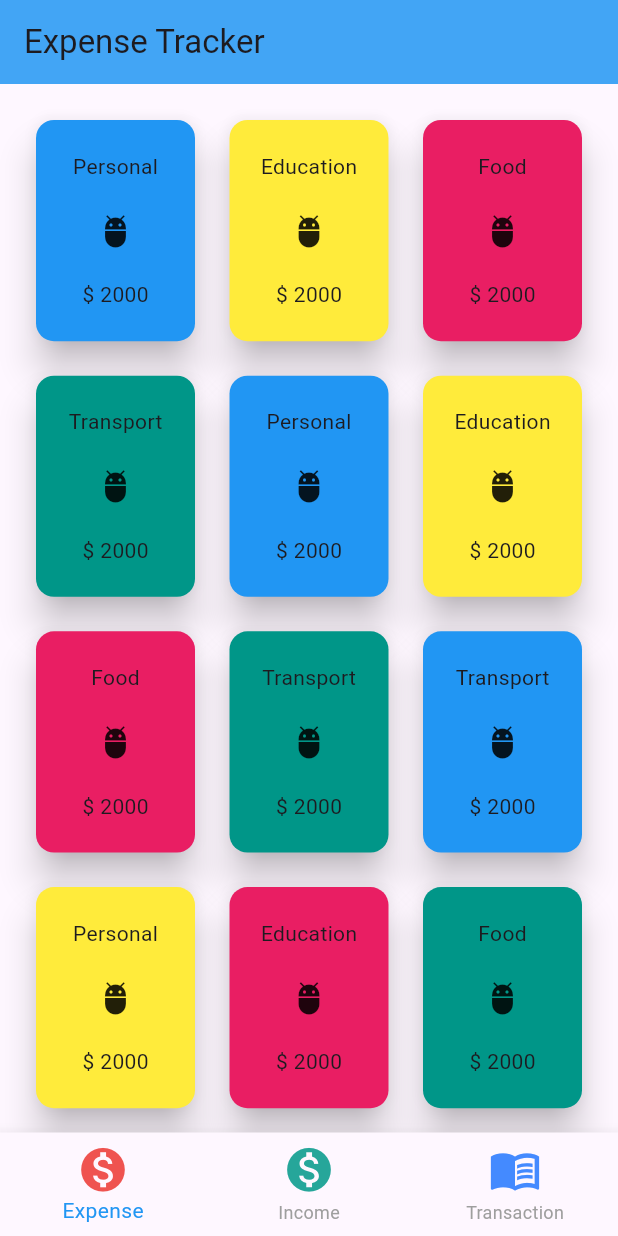
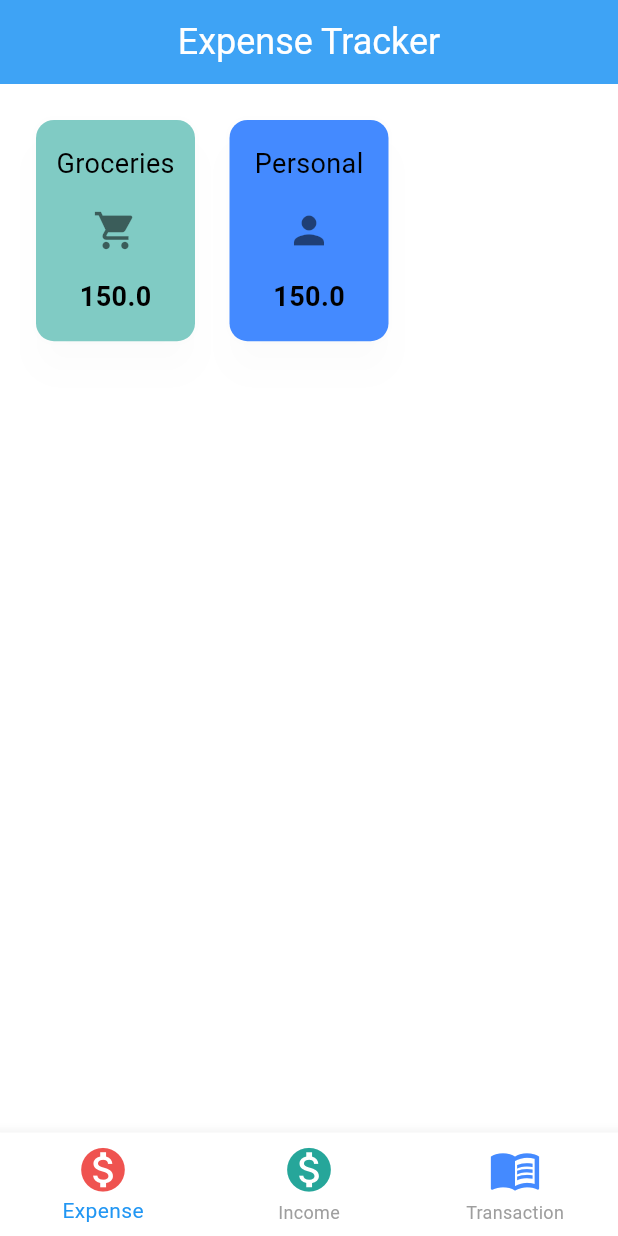
Before and after one commit to Akash006/expenseTracker, a Flutter app: the screen it shows after launch, on a phone screen of 412 x 824 dp. Run offline on Flutter 3.47's test engine with Material 3 defaults, Android fonts, the phone set to English and light mode, and no system bars; our stand-ins replace flutter_svg, go_router; Roboto replaces fonts that are missing (Raleway).

```diff
--- a/lib/main.dart
+++ b/lib/main.dart
@@ -2,6 +2,7 @@ import 'package:flutter/material.dart';
 import 'routes/appRouteConfig.dart';
 import 'package:provider/provider.dart';
 import 'package:expense_tracker/modals/themeProvider.dart';
+import 'package:expense_tracker/modals/mythemeData.dart';
 
 void main() {
   WidgetsFlutterBinding.ensureInitialized();
@@ -33,9 +34,9 @@ class _MyAppState extends State<MyApp> {
       child: Consumer<ThemeProvider>(
         builder: (context, themeProvider, child) {
           return MaterialApp.router(
-            // theme: MyThemeData().lightMode,
-            // darkTheme: MyThemeData().darkMode,
-            // themeMode: themeProvider.themeMode,
+            theme: MyThemeData().lightMode,
+            darkTheme: MyThemeData().darkMode,
+            themeMode: themeProvider.themeMode,
             debugShowCheckedModeBanner: false,
             routerConfig: _routerConfig,
           );
--- a/lib/modals/expenseModal.dart
+++ b/lib/modals/expenseModal.dart
@@ -4,11 +4,13 @@ class ExpenseModal {
   final String name;
   final Icon iconName;
   final double amount;
+  final Color colorName;
 
   ExpenseModal({
     required this.name,
     required this.iconName,
     required this.amount,
+    required this.colorName,
   });
 }
 
@@ -18,10 +20,30 @@ final List<ExpenseModal> expenseList = [
     name: "Groceries",
     iconName: Icon(Icons.shopping_cart),
     amount: 150.0,
+    colorName: Colors.teal.shade200,
+
   ),
   ExpenseModal(
     name: "Personal",
     iconName: Icon(Icons.person),
     amount: 150.0,
+    colorName: Colors.blueAccent.shade200,
   ),
 ];
+
+// Define a List instead of an Enum
+final List<ExpenseModal> incomeList = [
+  ExpenseModal(
+    name: "Salary",
+    iconName: Icon(Icons.shopping_cart),
+    amount: 150.0,
+    colorName: Colors.yellow.shade200,
+
+  ),
+  ExpenseModal(
+    name: "Rent",
+    iconName: Icon(Icons.person),
+    amount: 150.0,
+    colorName: Colors.green.shade200,
+  ),
+];
--- /dev/null
+++ b/lib/modals/mythemeData.dart
@@ -0,0 +1,191 @@
+import 'package:flutter/material.dart';
+import 'package:flutter/services.dart';
+
+class MyThemeData {
+  ThemeData lightMode = ThemeData(
+    brightness: Brightness.light,
+    scaffoldBackgroundColor: Colors.white,
+    appBarTheme: AppBarTheme(
+      systemOverlayStyle: SystemUiOverlayStyle.dark,
+      backgroundColor: Colors.blue.shade800,
+      centerTitle: true,
+      elevation: 10,
+      iconTheme: IconThemeData(
+        color: Colors.white,
+        size: 26,
+      ),
+      actionsIconTheme: IconThemeData(
+        color: Colors.white,
+        size: 26,
+      ),
+      titleTextStyle: TextStyle(
+        fontSize: 24,
+      ),
+    ),
+
+    primarySwatch: Colors.blue,
+    visualDensity: VisualDensity.adaptivePlatformDensity,
+    fontFamily: 'Raleway',
+    colorScheme: ColorScheme.fromSwatch(
+      primarySwatch: Colors.blue,
+      brightness: Brightness.light, // Match brightness here
+    ).copyWith(
+      secondary: Colors.purple,
+    ),
+
+    textButtonTheme: TextButtonThemeData(
+      style: TextButton.styleFrom(
+        backgroundColor: Colors.blue,
+        foregroundColor: Colors.white,
+        textStyle: const TextStyle(fontSize: 18),
+        elevation: 10,
+        shadowColor: Colors.grey,
+      ),
+    ),
+    textTheme: const TextTheme(
+      displayLarge: TextStyle(fontSize: 28, color: Colors.black, fontWeight: FontWeight.w900),
+      displayMedium: TextStyle(fontSize: 24, color: Colors.black, fontWeight: FontWeight.w900),
+      displaySmall: TextStyle(fontSize: 20, color: Colors.black, fontWeight: FontWeight.w900),
+      headlineMedium: TextStyle(fontSize: 18, color: Colors.black, fontWeight: FontWeight.w700),
+      headlineSmall: TextStyle(fontSize: 16, color: Colors.black, fontWeight: FontWeight.w700),
+      titleLarge: TextStyle(fontSize: 18, color: Colors.black),
+      titleMedium: TextStyle(fontSize: 16, color: Colors.black),
+      titleSmall: TextStyle(fontSize: 14, color: Colors.black),
+      bodyLarge: TextStyle(fontSize: 16, color: Colors.black),
+      bodyMedium: TextStyle(fontSize: 14, color: Colors.black),
+    ),
+
+    iconTheme: const IconThemeData(color: Colors.blue),
+    snackBarTheme: const SnackBarThemeData(
+      elevation: 8,
+      backgroundColor: Colors.pink,
+    ),
+
+    elevatedButtonTheme: ElevatedButtonThemeData(
+      style: ElevatedButton.styleFrom(
+        backgroundColor: Colors.white,
+        elevation: 5,
+        padding: const EdgeInsets.symmetric(horizontal: 20, vertical: 12),
+        shape: RoundedRectangleBorder(borderRadius: BorderRadius.circular(12)),
+        textStyle: const TextStyle(fontSize: 18, fontWeight: FontWeight.bold),
+      ),
+    ),
+
+    cardTheme: const CardTheme(
+      color: Colors.blue,
+      shadowColor: Colors.white12,
+      elevation: 26,
+    ),
+
+    listTileTheme: const ListTileThemeData(
+      tileColor: Colors.blue,
+      shape: RoundedRectangleBorder(borderRadius: BorderRadius.all(Radius.circular(20))),
+      textColor: Colors.white,
+      iconColor: Colors.white,
+      titleTextStyle: TextStyle(fontSize: 20, fontWeight: FontWeight.bold),
+    ),
+
+    drawerTheme: DrawerThemeData(
+      elevation: 8,
+    ),
+
+    dividerTheme: DividerThemeData(
+        color: Colors.grey,
+        thickness: 1,
+        space: 2
+    ),
+  );
+
+  ThemeData darkMode = ThemeData(
+    brightness: Brightness.dark,
+    scaffoldBackgroundColor: Colors.grey[900],
+
+    appBarTheme: AppBarTheme(
+      systemOverlayStyle: SystemUiOverlayStyle.light,
+      backgroundColor: Colors.indigo.shade800,
+      centerTitle: true,
+      elevation: 10,
+      iconTheme: IconThemeData(
+        color: Colors.white,
+        size: 26,
+      ),
+      actionsIconTheme: IconThemeData(
+        color: Colors.white,
+        size: 26,
+      ),
+      titleTextStyle: TextStyle(
+        fontSize: 24,
+      ),
+    ),
+    primarySwatch: Colors.indigo,
+    visualDensity: VisualDensity.adaptivePlatformDensity,
+    fontFamily: 'Raleway',
+    colorScheme: ColorScheme.fromSwatch(
+      primarySwatch: Colors.indigo,
+      brightness: Brightness.dark, // Match brightness here
+    ).copyWith(
+      secondary: Colors.purple,
+    ),
+
+    textButtonTheme: TextButtonThemeData(
+      style: TextButton.styleFrom(
+        backgroundColor: Colors.indigo,
+        foregroundColor: Colors.white,
+        textStyle: const TextStyle(fontSize: 18),
+        elevation: 10,
+        shadowColor: Colors.grey,
+      ),
+    ),
+
+    elevatedButtonTheme: ElevatedButtonThemeData(
+      style: ElevatedButton.styleFrom(
+        backgroundColor: Colors.white,
+        elevation: 5,
+        padding: const EdgeInsets.symmetric(horizontal: 20, vertical: 12),
+        shape: RoundedRectangleBorder(borderRadius: BorderRadius.circular(12)),
+        textStyle: const TextStyle(fontSize: 18),
+      ),
+    ),
+
+    textTheme: const TextTheme(
+      displayLarge: TextStyle(fontSize: 28, color: Colors.white, fontWeight: FontWeight.w900),
+      displayMedium: TextStyle(fontSize: 24, color: Colors.white, fontWeight: FontWeight.w900),
+      displaySmall: TextStyle(fontSize: 20, color: Colors.white, fontWeight: FontWeight.w900),
+      headlineMedium: TextStyle(fontSize: 18, color: Colors.white, fontWeight: FontWeight.w700),
+      headlineSmall: TextStyle(fontSize: 16, color: Colors.white, fontWeight: FontWeight.w700),
+      titleLarge: TextStyle(fontSize: 14, color: Colors.white),
+      titleMedium: TextStyle(fontSize: 16, color: Colors.white),
+      titleSmall: TextStyle(fontSize: 16, color: Colors.white),
+      bodyLarge: TextStyle(fontSize: 16, color: Colors.white),
+      bodyMedium: TextStyle(fontSize: 14, color: Colors.white),
+    ),
+
+    iconTheme: const IconThemeData(color: Colors.indigoAccent),
+
+    snackBarTheme: const SnackBarThemeData(
+      elevation: 8,
+      backgroundColor: Colors.white,
+      actionTextColor: Colors.black,
+    ),
+
+    listTileTheme: const ListTileThemeData(
+      tileColor: Colors.indigo,
+      shape: RoundedRectangleBorder(borderRadius: BorderRadius.all(Radius.circular(20))),
+      textColor: Colors.white,
+      iconColor: Colors.white,
+      titleTextStyle: TextStyle(fontSize: 20, fontWeight: FontWeight.bold),
+    ),
+
+    drawerTheme: DrawerThemeData(
+      elevation: 8,
+      backgroundColor: Colors.grey[900],
+    ),
+
+    cardTheme: const CardTheme(
+      color: Colors.indigo,
+      shadowColor: Colors.white10,
+      elevation: 12,
+    ),
+
+  );
+}
--- /dev/null
+++ b/lib/widgets/expenseView.dart
@@ -0,0 +1,63 @@
+import 'package:flutter/material.dart';
+import 'package:expense_tracker/modals/expenseModal.dart';
+
+class ExpenseView extends StatelessWidget {
+  final String view;
+
+  const ExpenseView({super.key, required this.view});
+
+  @override
+  Widget build(BuildContext context) {
+    var expense = (this.view == "expense") ? expenseList : incomeList;
+    return GridView.builder(
+      itemCount: expenseList.length,
+      padding: EdgeInsets.symmetric(
+          horizontal: 20,
+          vertical: 20
+      ),
+      gridDelegate: const SliverGridDelegateWithFixedCrossAxisCount(
+        crossAxisCount: 3,
+        childAspectRatio: 2.2 / 3,
+        crossAxisSpacing: 15,
+        mainAxisSpacing: 15,
+      ),
+      itemBuilder: (ctx, index) {
+        return Card(
+            color: expense[index].colorName,
+            elevation: 10,
+            child: Column(
+              mainAxisAlignment: MainAxisAlignment.spaceEvenly,
+              children: [
+                Text(
+                  expense[index].name,
+                  style: TextStyle(
+                    color: Colors.black,
+                    fontSize: 18,
+                    fontWeight: FontWeight.normal,
+                    overflow: TextOverflow.ellipsis,
+                  ),
+                ),
+                IconTheme(
+                  data: IconThemeData(
+                    // color: darkenColor(expense[index].colorName),
+                    color: Colors.black54,
+                    size: 30,          // Set the icon size
+                  ),
+                  child: expense[index].iconName,
+                ),
+                Text(
+                    expense[index].amount.toString(),
+                  style: TextStyle(
+                      color: Colors.black,
+                      fontSize: 18,
+                      fontWeight: FontWeight.bold,
+                      overflow: TextOverflow.ellipsis,
+                  ),
+                )
+              ],
+            )
+        );
+      },
+    );
+  }
+}
--- a/lib/widgets/home.dart
+++ b/lib/widgets/home.dart
@@ -1,5 +1,5 @@
 import 'package:flutter/material.dart';
-import 'package:expense_tracker/modals/expenseModal.dart';
+import 'expenseView.dart';
 
 class HomeWidget extends StatefulWidget {
   HomeWidget({super.key});
@@ -9,39 +9,6 @@ class HomeWidget extends StatefulWidget {
 }
 
 class _HomeWidgetState extends State<HomeWidget> {
-  final Map<String, List<dynamic>> expenseTile = {
-    "tileName": [
-      "Personal",
-      "Education",
-      "Food",
-      "Transport",
-      "Personal",
-      "Education",
-      "Food",
-      "Transport",
-      "Transport",
-      "Personal",
-      "Education",
-      "Food",
-      "Transport"
-    ],
-    "tileColor": [
-      Colors.blue,
-      Colors.yellow,
-      Colors.pink,
-      Colors.teal,
-      Colors.blue,
-      Colors.yellow,
-      Colors.pink,
-      Colors.teal,
-      Colors.blue,
-      Colors.yellow,
-      Colors.pink,
-      Colors.teal,
-      Colors.cyan
-    ]
-  };
-
   int selectedindex = 0;
 
   final PageController pageController = PageController();
@@ -51,6 +18,12 @@ class _HomeWidgetState extends State<HomeWidget> {
       selectedindex = index;
       pageController.jumpToPage(index);
     });
+  }
+
+  @override
+  void dispose() {
+    pageController.dispose(); // Dispose of PageController
+    super.dispose();
   }
 
   @override
@@ -71,42 +44,15 @@ class _HomeWidgetState extends State<HomeWidget> {
             });
           },
           children: [
-            GridView.builder(
-              itemCount: expenseTile["tileName"]!.length,
-              padding: EdgeInsets.symmetric(
-                  horizontal: 20,
-                  vertical: 20
-              ),
-              gridDelegate: const SliverGridDelegateWithFixedCrossAxisCount(
-                crossAxisCount: 3,
-                childAspectRatio: 2.2 / 3,
-                crossAxisSpacing: 15,
-                mainAxisSpacing: 15,
-              ),
-              itemBuilder: (ctx, index) {
-                return Card(
-                    color: expenseTile["tileColor"]![index],
-                    elevation: 10,
-                    child: Column(
-                      mainAxisAlignment: MainAxisAlignment.spaceEvenly,
-                      children: [
-                        Text(expenseTile["tileName"]![index]),
-                        Icon(Icons.adb_sharp),
-                        Text("\$ 2000")
-                      ],
-                    )
-                );
-              },
-            ),
+            ExpenseView(
+                key: ValueKey("expense-${selectedindex}"), // Unique key
+                view:"expense"),
+            ExpenseView(
+                key: ValueKey("expense-${selectedindex}"), // Unique key
+                view:"income"),
             Center(
               child: Text(
-                "Page-2",
-                style: Theme.of(context).textTheme.headlineLarge,
-              ),
-            ),
-            Center(
-              child: Text(
-                "Page-3",
+                "Transaction",
                 style: Theme.of(context).textTheme.headlineLarge,
               ),
             ),
```
Also changed, not shown: lib/widgets/tabBar.dart (deleted, +0 -19 lines).
